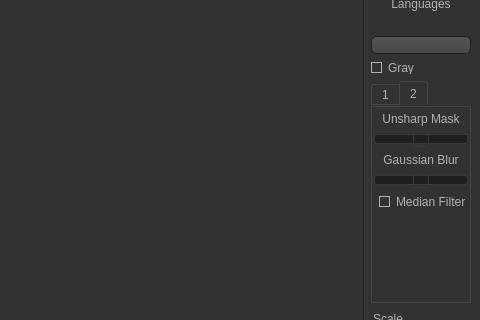
Paikerite/Text-finder, file text_finder_search.ui: the form before one commit; both pictures show x 600 to 1080 and y 176 to 496 of the 1080 by 720 pixel window.
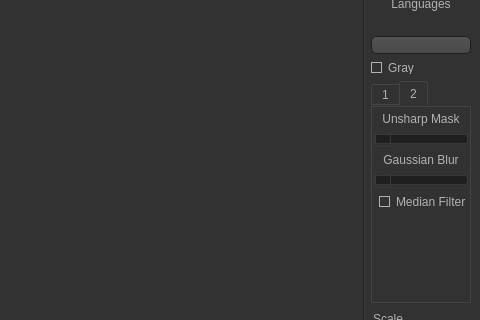
The form after the commit. Icons and pictures are not drawn.

What changed in the file:
```diff
--- a/text_finder_search.ui
+++ b/text_finder_search.ui
@@ -1136,6 +1136,9 @@
               <property name="maximum">
                <number>100</number>
               </property>
+              <property name="value">
+               <number>-100</number>
+              </property>
               <property name="orientation">
                <enum>Qt::Horizontal</enum>
               </property>
@@ -1165,6 +1168,9 @@
               <property name="maximum">
                <number>100</number>
               </property>
+              <property name="value">
+               <number>-100</number>
+              </property>
               <property name="orientation">
                <enum>Qt::Horizontal</enum>
               </property>
```
Left out of the diff: 3 changed lines with no effect on the pictures.
